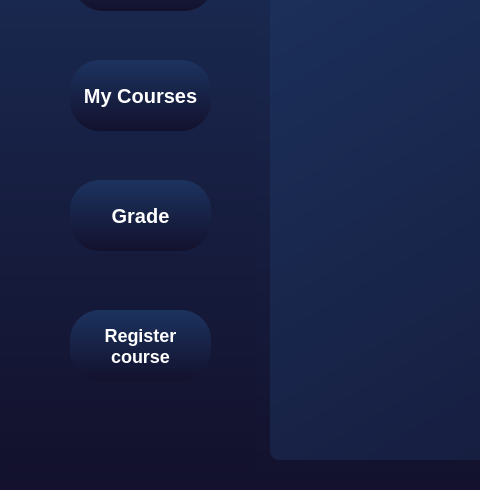
Before: the Qt Designer form Qt/studentpage.ui in KerollosRady/University-mangament-system, drawn with Qt 5; both pictures show x 0 to 480 and y 230 to 720 of the 1280 by 720 pixel window.
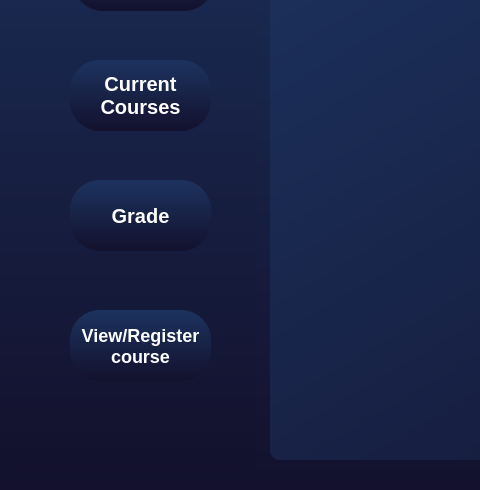
After: the same form once the commit is applied.

```diff
--- a/Qt/studentpage.ui
+++ b/Qt/studentpage.ui
@@ -174,7 +174,8 @@
 </string>
    </property>
    <property name="text">
-    <string>My Courses</string>
+    <string>Current
+Courses</string>
    </property>
   </widget>
   <widget class="QPushButton" name="RegisterButton">
@@ -198,7 +199,7 @@
 </string>
    </property>
    <property name="text">
-    <string>Register
+    <string>View/Register
 course</string>
    </property>
   </widget>
```
